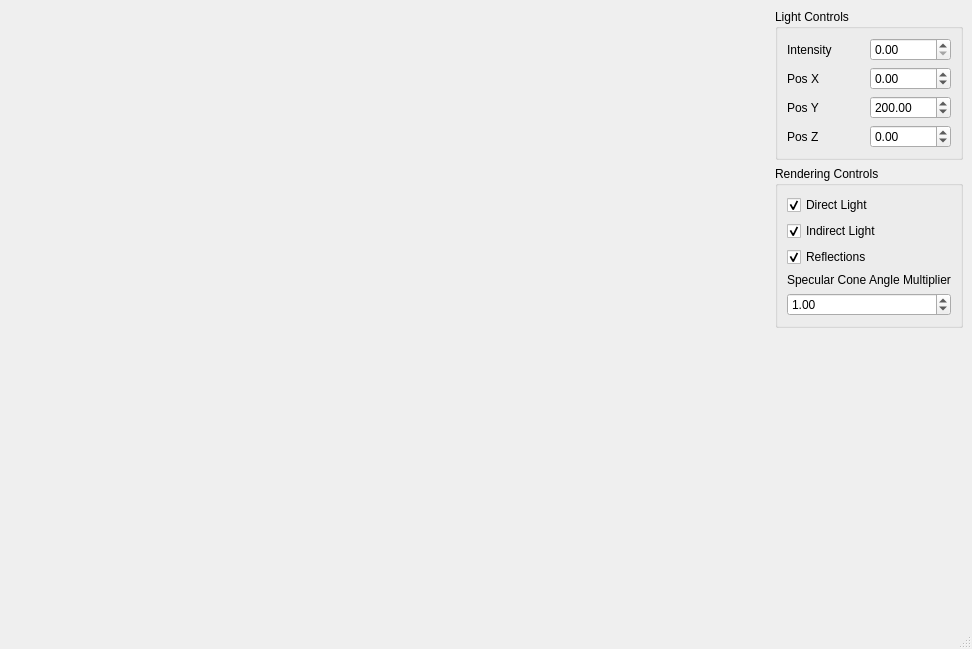
jw0z96/Masterclass-VXGI-Sponza, file ui/MainWindow.ui: the form before one commit.
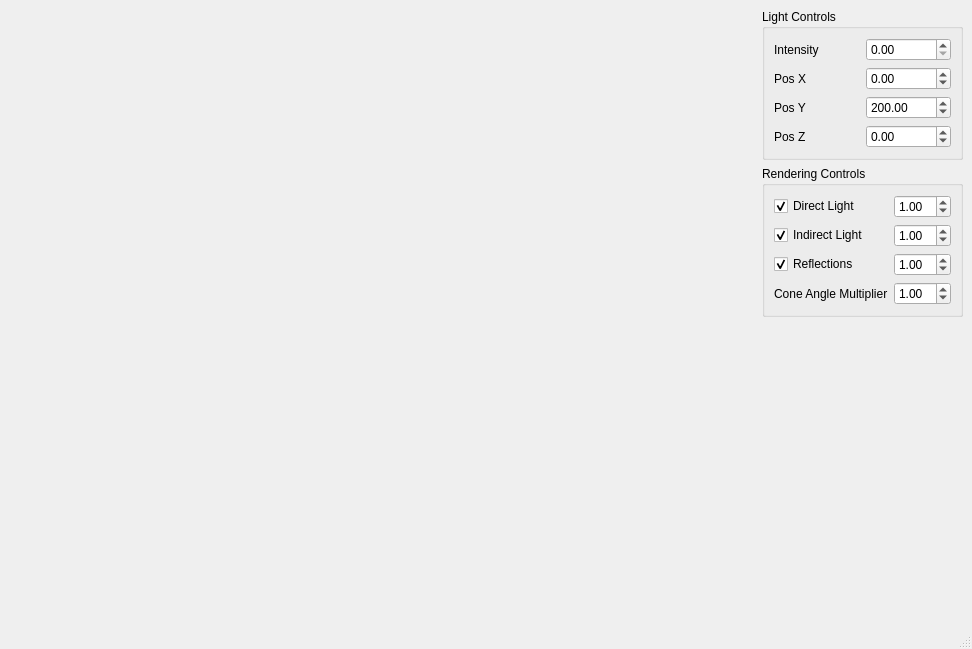
The form after the commit.

Commit message: added amount controls for each lighting component

What changed in the file:
```diff
--- a/ui/MainWindow.ui
+++ b/ui/MainWindow.ui
@@ -147,7 +147,27 @@
            </property>
           </widget>
          </item>
-         <item row="4" column="1">
+         <item row="3" column="1">
+          <widget class="QLabel" name="label">
+           <property name="text">
+            <string>Cone Angle Multiplier</string>
+           </property>
+          </widget>
+         </item>
+         <item row="0" column="2">
+          <widget class="QDoubleSpinBox" name="directLightAmountSpinBox">
+           <property name="maximum">
+            <double>2.000000000000000</double>
+           </property>
+           <property name="singleStep">
+            <double>0.100000000000000</double>
+           </property>
+           <property name="value">
+            <double>1.000000000000000</double>
+           </property>
+          </widget>
+         </item>
+         <item row="3" column="2">
           <widget class="QDoubleSpinBox" name="specularApertureDoubleSpinBox">
            <property name="decimals">
             <number>2</number>
@@ -163,10 +183,29 @@
            </property>
           </widget>
          </item>
-         <item row="3" column="1">
-          <widget class="QLabel" name="label">
-           <property name="text">
-            <string>Specular Cone Angle Multiplier</string>
+         <item row="1" column="2">
+          <widget class="QDoubleSpinBox" name="indirectLightAmountSpinBox">
+           <property name="maximum">
+            <double>2.000000000000000</double>
+           </property>
+           <property name="singleStep">
+            <double>0.100000000000000</double>
+           </property>
+           <property name="value">
+            <double>1.000000000000000</double>
+           </property>
+          </widget>
+         </item>
+         <item row="2" column="2">
+          <widget class="QDoubleSpinBox" name="reflectionsAmountSpinBox">
+           <property name="maximum">
+            <double>2.000000000000000</double>
+           </property>
+           <property name="singleStep">
+            <double>0.100000000000000</double>
+           </property>
+           <property name="value">
+            <double>1.000000000000000</double>
            </property>
           </widget>
          </item>
```
The commit also changes 6 other files.
